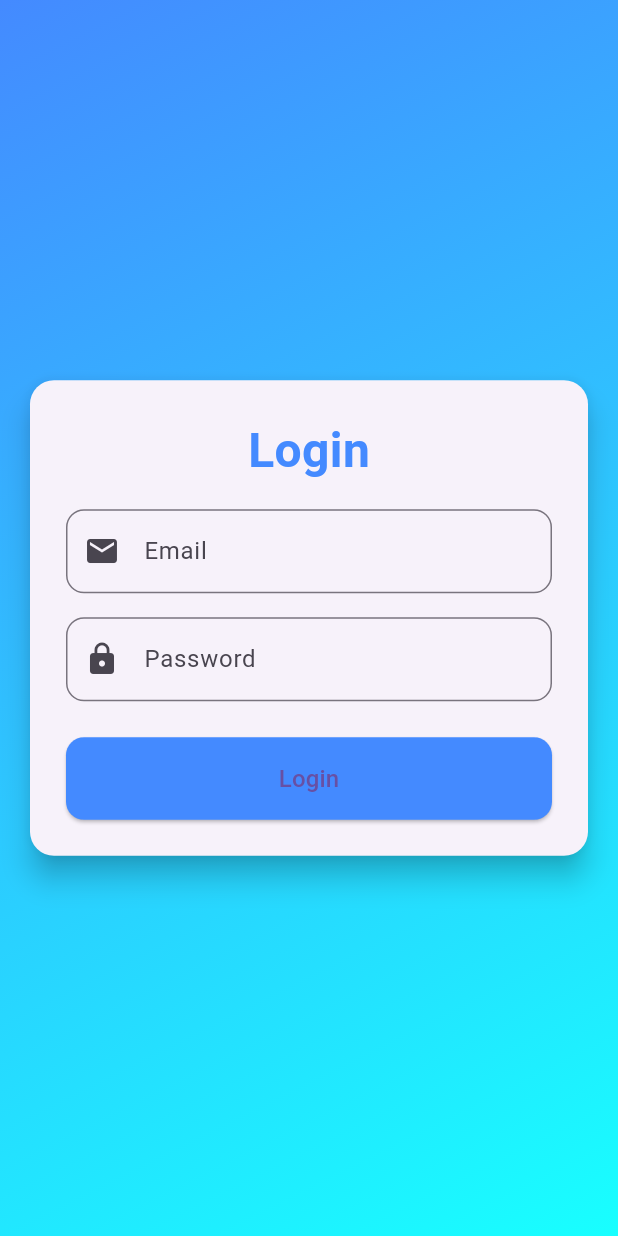
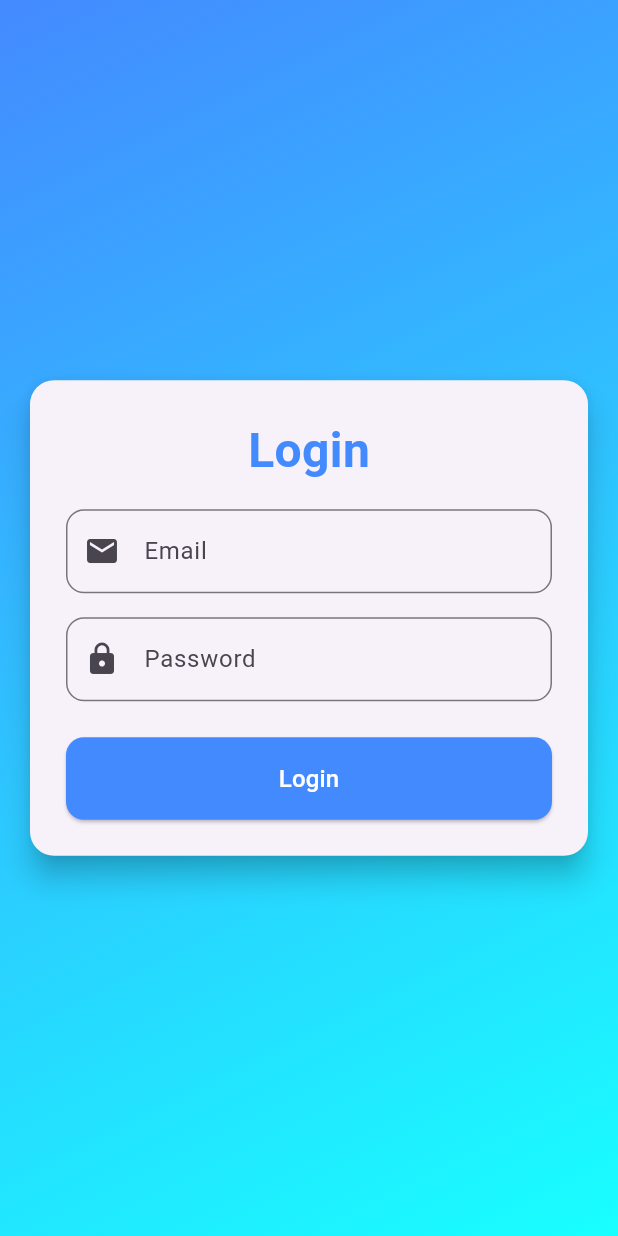
Before and after one commit to pedrozau/serviceapp, a Flutter app: the screen it shows after launch, on a phone screen of 412 x 824 dp. Run offline on Flutter 3.47's test engine with Material 3 defaults, Android fonts, the phone set to English and light mode, and no system bars; our stand-ins replace shared_preferences; accounts and stored records are empty.

Commit message:
change color button login to white

```diff
--- a/lib/pages/Login.dart
+++ b/lib/pages/Login.dart
@@ -129,7 +129,7 @@ class _LoginScreenState extends State<LoginScreen> {
                             },
                             child: Text(
                               'Login',
-                              style: TextStyle(fontSize: 16.0),
+                              style: TextStyle(fontSize: 16.0, color: Colors.white),
                             ),
                           ),
                         ),
```
